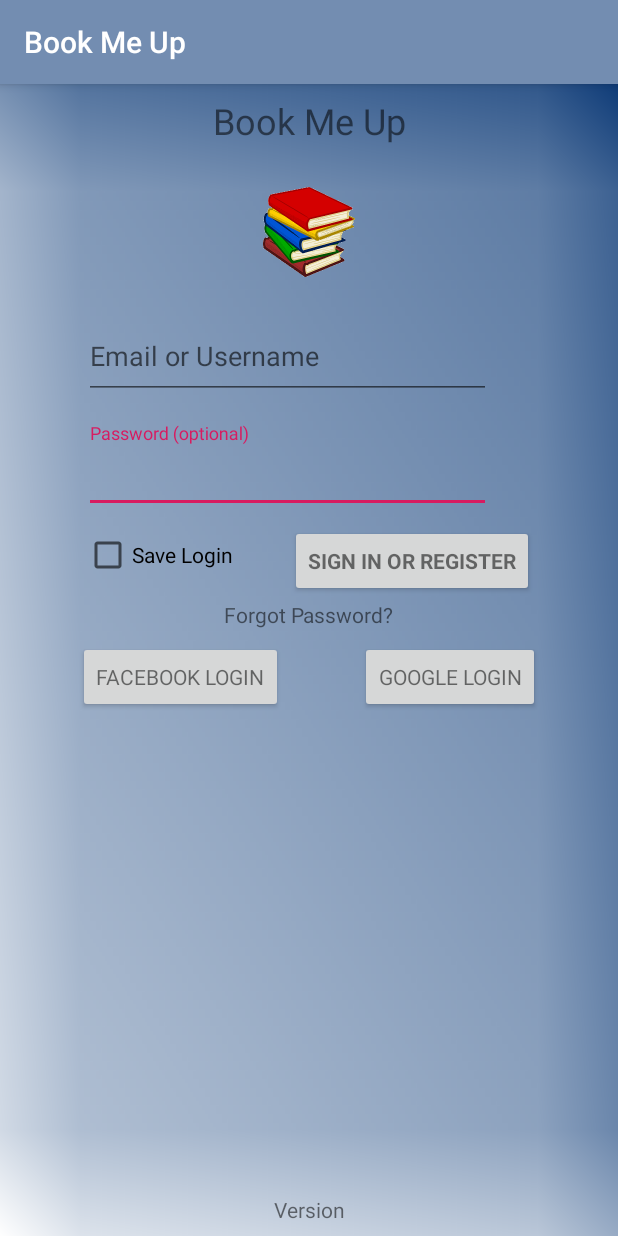
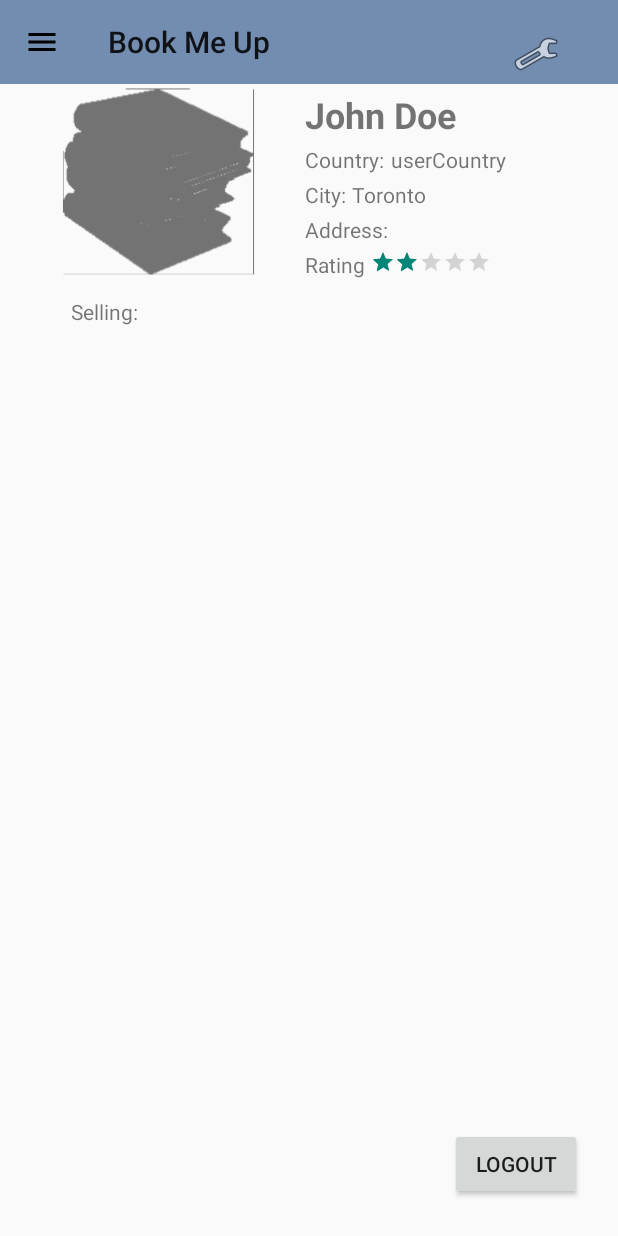
Before and after one commit to biodunduke/BookMeUp, an Android app: the screen it shows after launch (LoginActivity before the commit, ProfileActivity after it), on a phone screen of 412 x 824 dp. Run offline under Robolectric (Android 15) with nearby library versions, the phone set to English and light mode, and no system bars.

```diff
--- a/SW-Project/src/main/java/com/example/bookmeup/ProfileActivity.java
+++ b/SW-Project/src/main/java/com/example/bookmeup/ProfileActivity.java
@@ -1,17 +1,58 @@
 package com.example.bookmeup;
 
 import android.content.Intent;
+import android.support.design.widget.NavigationView;
+import android.support.v4.view.GravityCompat;
+import android.support.v4.widget.DrawerLayout;
+import android.support.v7.app.ActionBar;
 import android.support.v7.app.AppCompatActivity;
 import android.os.Bundle;
+import android.support.v7.widget.Toolbar;
+import android.view.MenuItem;
 import android.view.View;
 import android.widget.Button;
+import android.widget.Toast;
 
 public class ProfileActivity extends AppCompatActivity {
+    private DrawerLayout mDrawerLayout;
 
     @Override
     protected void onCreate(Bundle savedInstanceState) {
         super.onCreate(savedInstanceState);
         setContentView(R.layout.activity_profile);
+        /*To support Toolbar*/
+        Toolbar toolbar = findViewById(R.id.toolbar);
+        setSupportActionBar(toolbar);
+        ActionBar actionbar = getSupportActionBar();
+        actionbar.setDisplayHomeAsUpEnabled(true);
+        actionbar.setHomeAsUpIndicator(R.drawable.ic_menu);
+        mDrawerLayout = findViewById(R.id.drawer_layout);
+        mDrawerLayout.addDrawerListener(
+                new DrawerLayout.DrawerListener() {
+                    @Override
+                    public void onDrawerSlide(View drawerView, float slideOffset) {
+                        // Respond when the drawer's position changes
+                        // Toast.makeText(getApplicationContext(),"Slide",Toast.LENGTH_SHORT).show();
+                    }
+
+                    @Override
+                    public void onDrawerOpened(View drawerView) {
+                        // Respond when the drawer is opened
+                        Toast.makeText(getApplicationContext(),"Opened",Toast.LENGTH_SHORT).show();
+                    }
+
+                    @Override
+                    public void onDrawerClosed(View drawerView) {
+                        // Respond when the drawer is closed
+                        Toast.makeText(getApplicationContext(),"Closed",Toast.LENGTH_SHORT).show();
+                    }
+
+                    @Override
+                    public void onDrawerStateChanged(int newState) {
+                        // Respond when the drawer motion state changes
+                    }
+                }
+        );
         Button logoutBtn = findViewById(R.id.logoutBtn);
         logoutBtn.setOnClickListener(new View.OnClickListener() {
             @Override
@@ -21,5 +62,33 @@ public class ProfileActivity extends AppCompatActivity {
                 finish();
             }
         });
+
+        NavigationView navigationView = findViewById(R.id.nav_view);
+        navigationView.setNavigationItemSelectedListener(
+                new NavigationView.OnNavigationItemSelectedListener() {
+                    @Override
+                    public boolean onNavigationItemSelected(MenuItem menuItem) {
+                        // set item as selected to persist highlight
+                        Toast.makeText(getApplicationContext(),menuItem.getTitle(),Toast.LENGTH_SHORT).show();
+                        menuItem.setChecked(true); //Keeps the state checked
+                        // close drawer when item is tapped
+                        mDrawerLayout.closeDrawers();
+
+                        // Add code here to update the UI based on the item selected
+                        // For example, swap UI fragments here
+
+                        return true;
+                    }
+                });
+    }
+
+    @Override
+    public boolean onOptionsItemSelected(MenuItem item) {
+        switch (item.getItemId()) {
+            case android.R.id.home:
+                mDrawerLayout.openDrawer(GravityCompat.START);
+                return true;
+        }
+        return super.onOptionsItemSelected(item);
     }
 }
--- /dev/null
+++ b/SW-Project/src/main/res/drawable/ic_menu.xml
@@ -0,0 +1,9 @@
+<vector xmlns:android="http://schemas.android.com/apk/res/android"
+    android:width="24dp"
+    android:height="24dp"
+    android:viewportWidth="24.0"
+    android:viewportHeight="24.0">
+    <path
+        android:fillColor="#FF000000"
+        android:pathData="M3,18h18v-2L3,16v2zM3,13h18v-2L3,11v2zM3,6v2h18L21,6L3,6z"/>
+</vector>
--- /dev/null
+++ b/SW-Project/src/main/res/drawable/ic_menu_camera.xml
@@ -0,0 +1,12 @@
+<vector xmlns:android="http://schemas.android.com/apk/res/android"
+        android:width="24dp"
+        android:height="24dp"
+        android:viewportWidth="24.0"
+        android:viewportHeight="24.0">
+    <path
+        android:fillColor="#FF000000"
+        android:pathData="M12,12m-3.2,0a3.2,3.2 0,1 1,6.4 0a3.2,3.2 0,1 1,-6.4 0"/>
+    <path
+        android:fillColor="#FF000000"
+        android:pathData="M9,2L7.17,4L4,4c-1.1,0 -2,0.9 -2,2v12c0,1.1 0.9,2 2,2h16c1.1,0 2,-0.9 2,-2L22,6c0,-1.1 -0.9,-2 -2,-2h-3.17L15,2L9,2zM12,17c-2.76,0 -5,-2.24 -5,-5s2.24,-5 5,-5 5,2.24 5,5 -2.24,5 -5,5z"/>
+</vector>
--- /dev/null
+++ b/SW-Project/src/main/res/drawable/ic_menu_gallery.xml
@@ -0,0 +1,9 @@
+<vector xmlns:android="http://schemas.android.com/apk/res/android"
+        android:width="24dp"
+        android:height="24dp"
+        android:viewportWidth="24.0"
+        android:viewportHeight="24.0">
+    <path
+        android:fillColor="#FF000000"
+        android:pathData="M22,16L22,4c0,-1.1 -0.9,-2 -2,-2L8,2c-1.1,0 -2,0.9 -2,2v12c0,1.1 0.9,2 2,2h12c1.1,0 2,-0.9 2,-2zM11,12l2.03,2.71L16,11l4,5L8,16l3,-4zM2,6v14c0,1.1 0.9,2 2,2h14v-2L4,20L4,6L2,6z"/>
+</vector>
--- /dev/null
+++ b/SW-Project/src/main/res/drawable/ic_menu_help.xml
@@ -0,0 +1,9 @@
+<vector xmlns:android="http://schemas.android.com/apk/res/android"
+        android:width="24dp"
+        android:height="24dp"
+        android:viewportWidth="24.0"
+        android:viewportHeight="24.0">
+    <path
+        android:fillColor="#FF000000"
+        android:pathData="M12,2C6.48,2 2,6.48 2,12s4.48,10 10,10 10,-4.48 10,-10S17.52,2 12,2zM13,19h-2v-2h2v2zM15.07,11.25l-0.9,0.92C13.45,12.9 13,13.5 13,15h-2v-0.5c0,-1.1 0.45,-2.1 1.17,-2.83l1.24,-1.26c0.37,-0.36 0.59,-0.86 0.59,-1.41 0,-1.1 -0.9,-2 -2,-2s-2,0.9 -2,2L8,9c0,-2.21 1.79,-4 4,-4s4,1.79 4,4c0,0.88 -0.36,1.68 -0.93,2.25z"/>
+</vector>
--- /dev/null
+++ b/SW-Project/src/main/res/drawable/ic_menu_profile.xml
@@ -0,0 +1,9 @@
+<vector xmlns:android="http://schemas.android.com/apk/res/android"
+        android:width="24dp"
+        android:height="24dp"
+        android:viewportWidth="24.0"
+        android:viewportHeight="24.0">
+    <path
+        android:fillColor="#FF000000"
+        android:pathData="M3,5v14c0,1.1 0.89,2 2,2h14c1.1,0 2,-0.9 2,-2L21,5c0,-1.1 -0.9,-2 -2,-2L5,3c-1.11,0 -2,0.9 -2,2zM15,9c0,1.66 -1.34,3 -3,3s-3,-1.34 -3,-3 1.34,-3 3,-3 3,1.34 3,3zM6,17c0,-2 4,-3.1 6,-3.1s6,1.1 6,3.1v1L6,18v-1z"/>
+</vector>
--- a/SW-Project/src/main/res/layout/activity_profile.xml
+++ b/SW-Project/src/main/res/layout/activity_profile.xml
@@ -1,11 +1,25 @@
 <?xml version="1.0" encoding="utf-8"?>
-<android.support.constraint.ConstraintLayout xmlns:android="http://schemas.android.com/apk/res/android"
+<!-- Use DrawerLayout as root container for activity -->
+<android.support.v4.widget.DrawerLayout xmlns:android="http://schemas.android.com/apk/res/android"
     xmlns:app="http://schemas.android.com/apk/res-auto"
-    xmlns:tools="http://schemas.android.com/tools"
-    android:id="@+id/profilePage"
+    android:id="@+id/drawer_layout"
     android:layout_width="match_parent"
     android:layout_height="match_parent"
-    tools:context=".ProfileActivity">
+    android:fitsSystemWindows="true">
+
+    <!-- Layout to contain contents of main body of screen (drawer will slide over this) -->
+<android.support.constraint.ConstraintLayout
+    android:layout_width="match_parent"
+    android:layout_height="match_parent"
+    android:id="@+id/profilePage">
+    <!--Toolbar support-->
+    <android.support.v7.widget.Toolbar
+        android:id="@+id/toolbar"
+        android:layout_width="match_parent"
+        android:layout_height="?attr/actionBarSize"
+        android:background="?attr/colorPrimary"
+        android:theme="@style/AppTheme"/>
+        <!--android:theme="@style/ThemeOverlay.AppCompat.ActionBar" /> -->
 
     <android.support.constraint.Guideline
         android:id="@+id/guideline5"
@@ -49,17 +63,21 @@
             android:id="@+id/profileImage"
             android:layout_width="wrap_content"
             android:layout_height="wrap_content"
+            android:layout_marginTop="8dp"
             android:layout_marginEnd="8dp"
-            android:contentDescription="@string/user_s_profile_image"
+            android:layout_marginBottom="8dp"
+            android:contentDescription="@string/logo_description"
+            app:layout_constraintBottom_toBottomOf="parent"
             app:layout_constraintEnd_toStartOf="@+id/guideline9"
             app:layout_constraintStart_toStartOf="parent"
             app:layout_constraintTop_toBottomOf="@+id/profileSettings"
-            tools:srcCompat="@tools:sample/avatars" />
+            app:srcCompat="@drawable/ic_bitmap_logo" />
 
         <ImageView
             android:id="@+id/profileSettings"
             android:layout_width="wrap_content"
             android:layout_height="wrap_content"
+            android:layout_marginTop="4dp"
             android:contentDescription="@string/setings_icon"
             app:layout_constraintEnd_toEndOf="parent"
             app:layout_constraintTop_toTopOf="parent"
@@ -70,6 +88,7 @@
             android:layout_width="wrap_content"
             android:layout_height="wrap_content"
             android:layout_marginStart="24dp"
+            android:layout_marginTop="8dp"
             android:text="@string/defaultUserName"
             android:textSize="24sp"
             android:textStyle="bold"
@@ -157,7 +176,7 @@
             android:layout_marginStart="@dimen/startMargin"
             android:layout_marginTop="@dimen/topMargin"
             android:numStars="5"
-            android:rating="2.5"
+            android:rating="2"
             android:stepSize="0.5"
             app:layout_constraintStart_toEndOf="@+id/profileRating"
             app:layout_constraintTop_toBottomOf="@+id/profileAddress" />
@@ -200,3 +219,15 @@
         </ListView>
     </LinearLayout>
 </android.support.constraint.ConstraintLayout>
+
+    <!-- Container for contents of drawer - use NavigationView to make configuration easier -->
+    <android.support.design.widget.NavigationView
+        android:id="@+id/nav_view"
+        android:layout_width="wrap_content"
+        android:layout_height="match_parent"
+        android:layout_gravity="start"
+        android:fitsSystemWindows="true"
+        app:menu="@menu/drawer_menu"
+        app:headerLayout="@layout/nav_header"/>
+
+</android.support.v4.widget.DrawerLayout>
--- /dev/null
+++ b/SW-Project/src/main/res/layout/nav_header.xml
@@ -0,0 +1,17 @@
+<?xml version="1.0" encoding="utf-8"?>
+<LinearLayout xmlns:android="http://schemas.android.com/apk/res/android"
+    android:layout_width="match_parent"
+    android:layout_height="192dp"
+    android:background="?attr/colorPrimaryDark"
+    android:padding="16dp"
+    android:theme="@style/ThemeOverlay.AppCompat.Light"
+    android:orientation="vertical"
+    android:gravity="bottom">
+
+    <TextView
+        android:layout_width="match_parent"
+        android:layout_height="wrap_content"
+        android:text="@string/my_header_title"
+        android:textAppearance="@style/TextAppearance.AppCompat.Body1"/>
+
+</LinearLayout>
--- /dev/null
+++ b/SW-Project/src/main/res/menu/drawer_menu.xml
@@ -0,0 +1,26 @@
+<?xml version="1.0" encoding="utf-8"?>
+<menu xmlns:android="http://schemas.android.com/apk/res/android" >
+    <group android:checkableBehavior="single">
+        <item
+            android:id="@+id/nav_camera"
+            android:icon="@drawable/ic_menu_camera"
+            android:title="@string/nav_import" />
+        <item
+            android:id="@+id/nav_gallery"
+            android:icon="@drawable/ic_menu_gallery"
+            android:title="@string/gallery" />
+       <!-- <item
+            android:id="@+id/nav_slideshow"
+            android:icon="@drawable/ic_menu_slideshow"
+            android:title="@string/slideshow" /> -->
+        <item
+            android:id="@+id/nav_profile"
+            android:icon="@drawable/ic_menu_profile"
+            android:title="@string/profile" />
+        <item
+            android:id="@+id/nav_help"
+            android:icon="@drawable/ic_menu_help"
+            android:title="Help"
+            />
+    </group>
+</menu>
--- a/SW-Project/src/main/res/values/strings.xml
+++ b/SW-Project/src/main/res/values/strings.xml
@@ -39,4 +39,8 @@
     <string name="user_s_profile_image">User\'s Profile Image</string>
     <string name="setings_icon">Setings Icon</string>
     <string name="defaultCity">Toronto</string>
+    <string name="my_header_title">Menu</string>
+    <string name="nav_import">Import</string>
+    <string name="gallery">Gallery</string>
+    <string name="profile">Profile</string>
 </resources>
```
Also changed, not shown: SW-Project/src/main/AndroidManifest.xml (+5 -5 lines).
